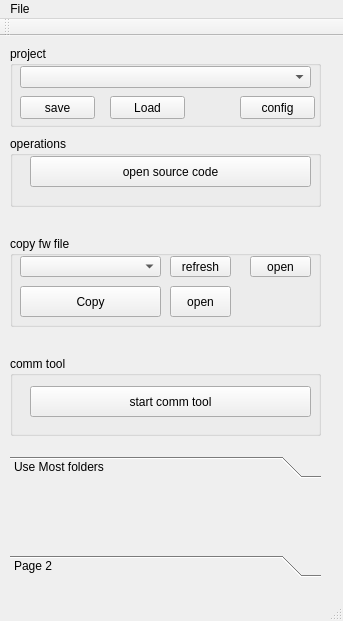
Before: the Qt Designer form qf_pc_assistant/mainwindow.ui in qingfengforum/qf_pc_assistant, drawn with Qt 5.
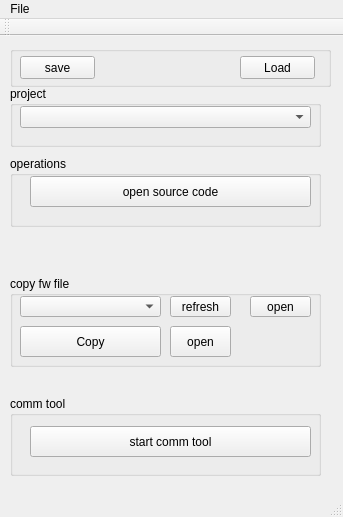
After: the same form once the commit is applied.

```diff
--- a/qf_pc_assistant/mainwindow.ui
+++ b/qf_pc_assistant/mainwindow.ui
@@ -7,7 +7,7 @@
     <x>0</x>
     <y>0</y>
     <width>343</width>
-    <height>621</height>
+    <height>517</height>
    </rect>
   </property>
   <property name="windowTitle">
@@ -18,9 +18,9 @@
     <property name="geometry">
      <rect>
       <x>10</x>
-      <y>10</y>
+      <y>50</y>
       <width>311</width>
-      <height>81</height>
+      <height>61</height>
      </rect>
     </property>
     <property name="title">
@@ -36,51 +36,12 @@
       </rect>
      </property>
     </widget>
-    <widget class="QPushButton" name="pushButton_config">
-     <property name="geometry">
-      <rect>
-       <x>230</x>
-       <y>50</y>
-       <width>75</width>
-       <height>23</height>
-      </rect>
-     </property>
-     <property name="text">
-      <string>config</string>
-     </property>
-    </widget>
-    <widget class="QPushButton" name="pushButton_configLoad">
-     <property name="geometry">
-      <rect>
-       <x>100</x>
-       <y>50</y>
-       <width>75</width>
-       <height>23</height>
-      </rect>
-     </property>
-     <property name="text">
-      <string>Load</string>
-     </property>
-    </widget>
-    <widget class="QPushButton" name="pushButton_configSave">
-     <property name="geometry">
-      <rect>
-       <x>10</x>
-       <y>50</y>
-       <width>75</width>
-       <height>23</height>
-      </rect>
-     </property>
-     <property name="text">
-      <string>save</string>
-     </property>
-    </widget>
    </widget>
    <widget class="QGroupBox" name="groupBox_2">
     <property name="geometry">
      <rect>
       <x>10</x>
-      <y>100</y>
+      <y>120</y>
       <width>311</width>
       <height>71</height>
      </rect>
@@ -106,7 +67,7 @@
     <property name="geometry">
      <rect>
       <x>10</x>
-      <y>200</y>
+      <y>240</y>
       <width>311</width>
       <height>91</height>
      </rect>
@@ -181,7 +142,7 @@
     <property name="geometry">
      <rect>
       <x>10</x>
-      <y>320</y>
+      <y>360</y>
       <width>311</width>
       <height>80</height>
      </rect>
@@ -203,43 +164,43 @@
      </property>
     </widget>
    </widget>
-   <widget class="QToolBox" name="toolBox">
+   <widget class="QGroupBox" name="groupBox_5">
     <property name="geometry">
      <rect>
       <x>10</x>
-      <y>420</y>
-      <width>311</width>
-      <height>121</height>
+      <y>10</y>
+      <width>321</width>
+      <height>41</height>
      </rect>
     </property>
-    <property name="currentIndex">
-     <number>0</number>
+    <property name="title">
+     <string/>
     </property>
-    <widget class="QWidget" name="page">
+    <widget class="QPushButton" name="pushButton_configSave">
      <property name="geometry">
       <rect>
-       <x>0</x>
-       <y>0</y>
-       <width>311</width>
-       <height>69</height>
+       <x>10</x>
+       <y>10</y>
+       <width>75</width>
+       <height>23</height>
       </rect>
      </property>
-     <attribute name="label">
-      <string>Use Most folders</string>
-     </attribute>
+     <property name="text">
+      <string>save</string>
+     </property>
     </widget>
-    <widget class="QWidget" name="page_2">
+    <widget class="QPushButton" name="pushButton_configLoad">
      <property name="geometry">
       <rect>
-       <x>0</x>
-       <y>0</y>
-       <width>311</width>
-       <height>69</height>
+       <x>230</x>
+       <y>10</y>
+       <width>75</width>
+       <height>23</height>
       </rect>
      </property>
-     <attribute name="label">
-      <string>Page 2</string>
-     </attribute>
+     <property name="text">
+      <string>Load</string>
+     </property>
     </widget>
    </widget>
   </widget>
```
Left out of the diff: 6 changed lines with no effect on the pictures.
